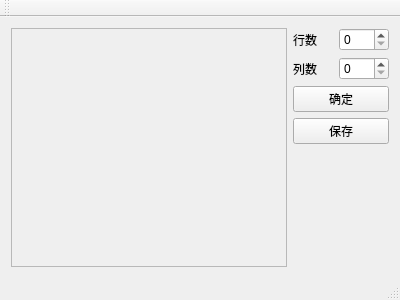
The window that mainwindow.ui (im-red/maze) describes before a commit, drawn with Qt 5.
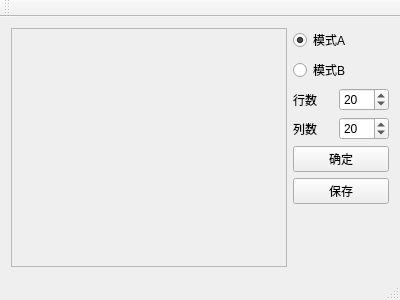
The same window after the commit. Custom widgets are drawn as their Qt base class.

What changed in the file:
```diff
--- a/mainwindow.ui
+++ b/mainwindow.ui
@@ -40,6 +40,23 @@
     </item>
     <item>
      <layout class="QVBoxLayout" name="verticalLayout">
+      <item>
+       <widget class="QRadioButton" name="aRadioButton">
+        <property name="text">
+         <string>模式A</string>
+        </property>
+        <property name="checked">
+         <bool>true</bool>
+        </property>
+       </widget>
+      </item>
+      <item>
+       <widget class="QRadioButton" name="bRadioButton">
+        <property name="text">
+         <string>模式B</string>
+        </property>
+       </widget>
+      </item>
       <item>
        <layout class="QHBoxLayout" name="horizontalLayout">
         <item>
@@ -90,6 +107,9 @@
           <property name="maximum">
            <number>999</number>
           </property>
+          <property name="value">
+           <number>20</number>
+          </property>
          </widget>
         </item>
        </layout>
@@ -147,6 +167,9 @@
           <property name="maximum">
            <number>999</number>
           </property>
+          <property name="value">
+           <number>20</number>
+          </property>
          </widget>
         </item>
        </layout>
```
